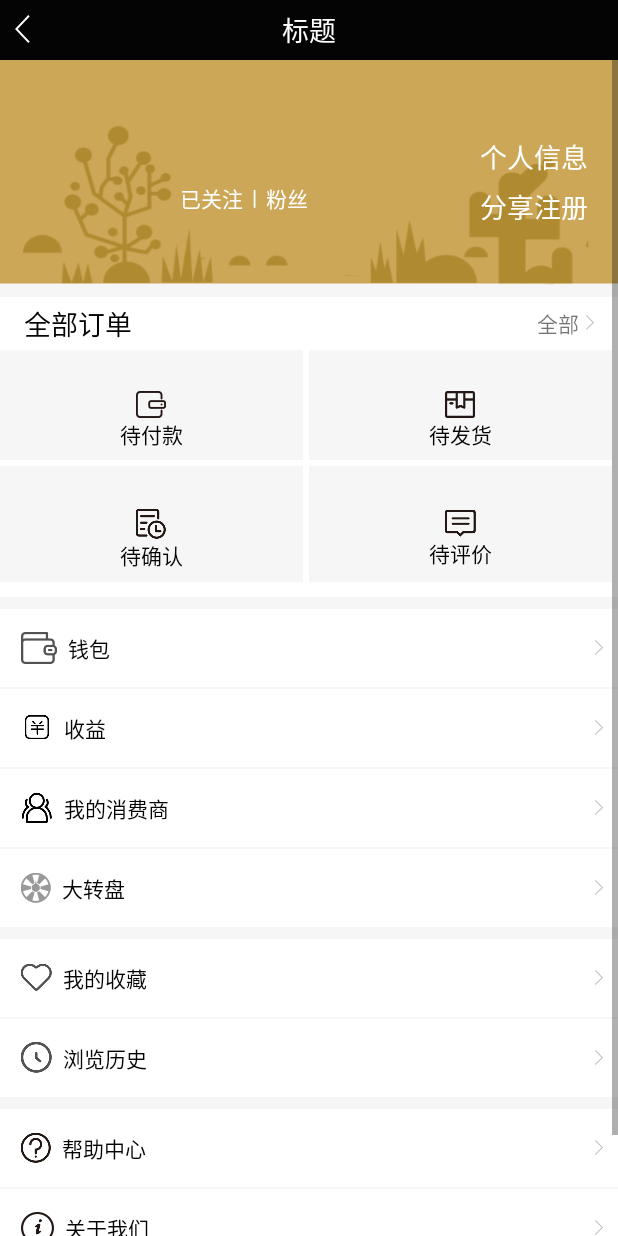
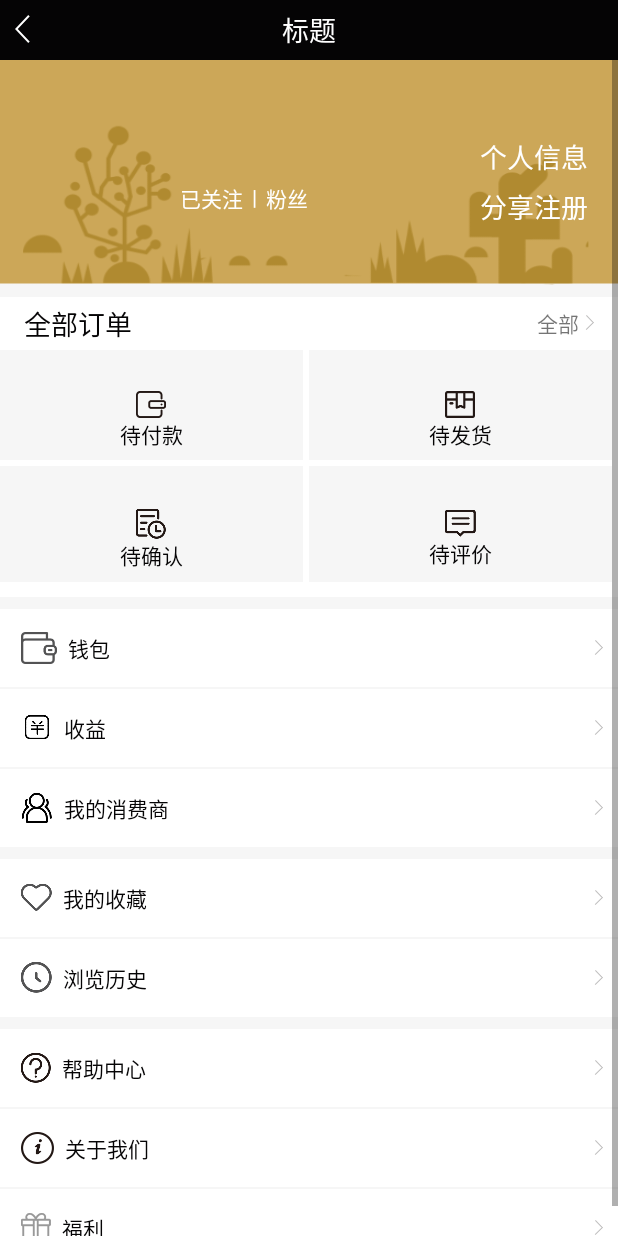
Before and after one commit to wsljun/hst_shopping, an Android app: the layout fragment_mine.xml on its own in the app's theme, with its tools: preview values and no code run, on a phone screen of 412 x 824 dp. Run offline under Robolectric (Android 15) with nearby library versions, the phone set to English and light mode, and no system bars.

Commit message:
隐藏大转盘

```diff
--- a/app/src/main/java/com/cj/reocrd/api/UrlConstants.java
+++ b/app/src/main/java/com/cj/reocrd/api/UrlConstants.java
@@ -7,10 +7,10 @@ package com.cj.reocrd.api;
 public class UrlConstants {
     //BaseURl
 //    public final static String BASE_URL = "http://gank.io/api/";
-//    public final static String BASE_URL = "http://www.rendaoyigou.com/"; //"http://mall.xdiandian.cn/mall/";
+    public final static String BASE_URL = "http://www.rendaoyigou.com/"; //"http://mall.xdiandian.cn/mall/";
 //    public final static String BASE_URL = "http://192.168.0.100:8080/mall/"; //"http://mall.xdiandian.cn/mall/";
     //test
-    public final static String BASE_URL = "http://mall.xdiandian.cn/mall/";
+//    public final static String BASE_URL = "http://mall.xdiandian.cn/mall/";
     public final static String URL_ABOUT = BASE_URL+"api/about";
     public final static String URL_HELP = BASE_URL+"api/help";
     public final static String URL_GOODS_DETAIL = BASE_URL+"api/meDetail?id=";
--- a/app/src/main/res/layout/fragment_mine.xml
+++ b/app/src/main/res/layout/fragment_mine.xml
@@ -351,6 +351,7 @@
                 </FrameLayout>
                 <FrameLayout
                     android:id="@+id/mine_zp"
+                    android:visibility="gone"
                     style="@style/mine_frame">
 
 
```
